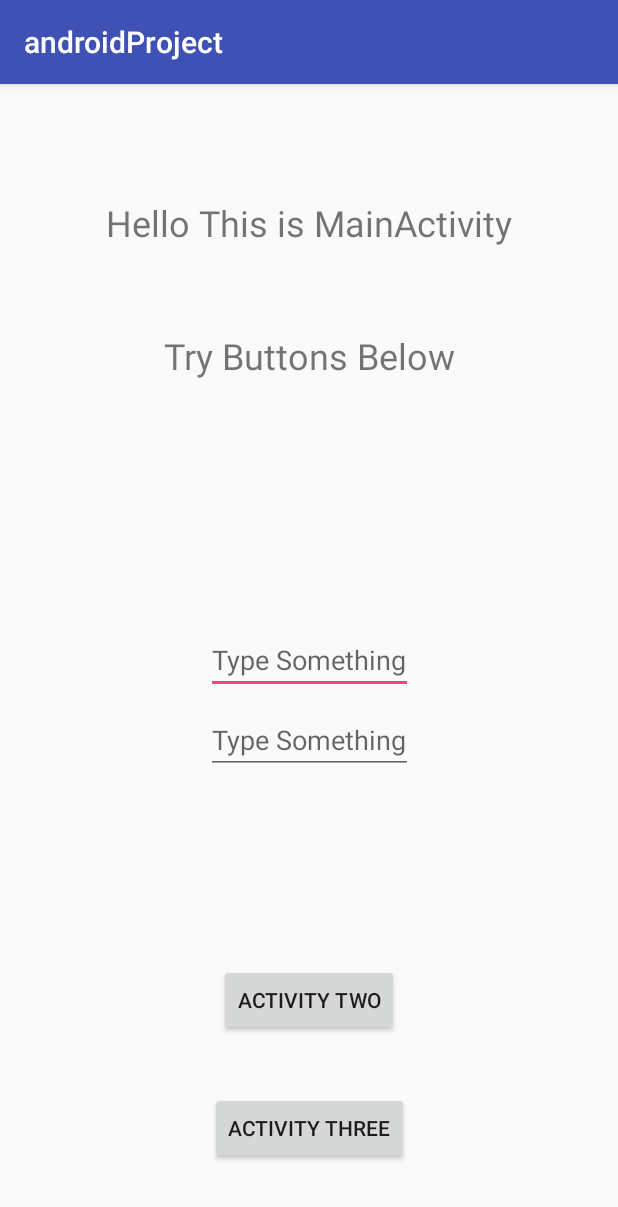
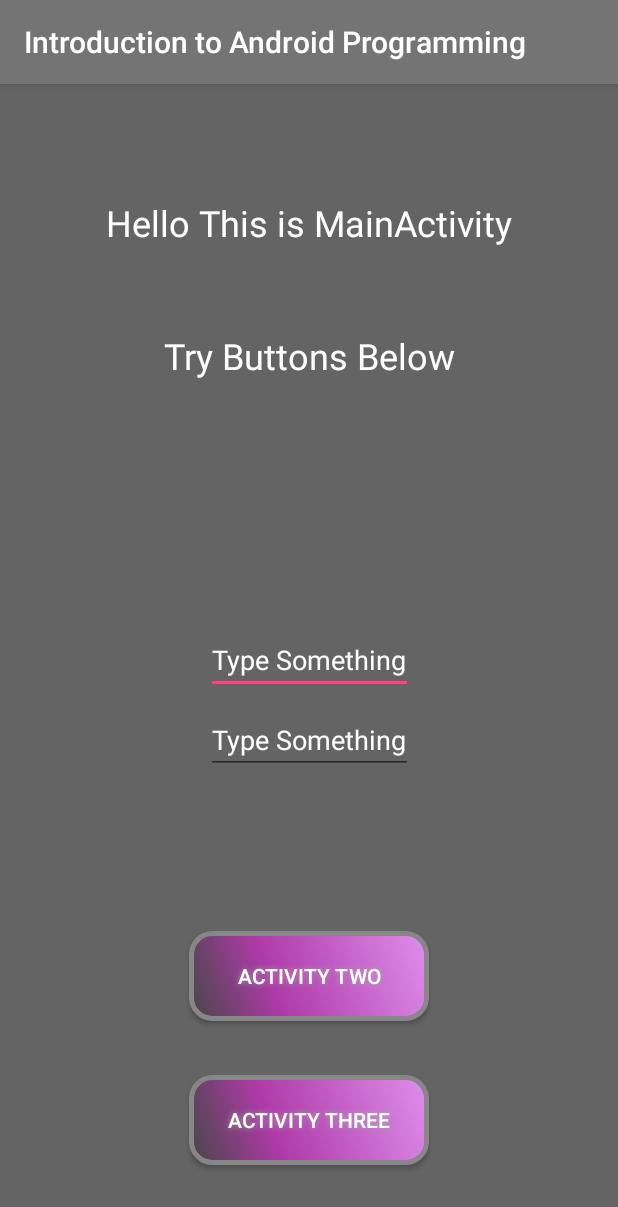
Before and after one commit to VelluVu/androidProject, an Android app: the screen it shows after launch (MainActivity), on a phone screen of 412 x 824 dp. Shown: the top 1207 px of the screen. Run offline under Robolectric (Android 15) with nearby library versions, the phone set to English and light mode, and no system bars.

```diff
--- /dev/null
+++ b/app/src/main/res/drawable/buttonshape.xml
@@ -0,0 +1,28 @@
+<?xml version="1.0" encoding="utf-8"?>
+<shape xmlns:android="http://schemas.android.com/apk/res/android"
+    android:shape="rectangle">
+    <corners
+        android:radius="14dp"/>
+    <gradient
+        android:angle="45"
+        android:centerX="35%"
+        android:centerColor="#ae3aa8"
+        android:startColor="#474747"
+        android:endColor="#df8eed"
+        android:type="linear">
+    </gradient>
+    <padding
+        android:left="0dp"
+        android:top="0dp"
+        android:right="0dp"
+        android:bottom="0dp">
+    </padding>
+    <size
+        android:width="160dp"
+        android:height="60dp">
+    </size>
+    <stroke
+        android:width="3dp"
+        android:color="#878787">
+    </stroke>
+</shape>
--- a/app/src/main/res/layout/activity_four.xml
+++ b/app/src/main/res/layout/activity_four.xml
@@ -11,6 +11,12 @@
         android:layout_width="wrap_content"
         android:layout_height="wrap_content"
         android:text="@string/mainactivity"
+        android:background="@drawable/buttonshape"
+        android:shadowColor="@color/shadow"
+        android:shadowDx="0"
+        android:shadowDy="0"
+        android:shadowRadius="5"
+        android:textColor="@color/white"
         app:layout_constraintBottom_toBottomOf="parent"
         app:layout_constraintEnd_toEndOf="parent"
         app:layout_constraintHorizontal_bias="0.5"
--- a/app/src/main/res/layout/activity_main.xml
+++ b/app/src/main/res/layout/activity_main.xml
@@ -4,6 +4,7 @@
     xmlns:tools="http://schemas.android.com/tools"
     android:layout_width="match_parent"
     android:layout_height="match_parent"
+    android:background="@color/backgroundshady"
     tools:context=".MainActivity">
 
     <Button
@@ -11,6 +12,12 @@
         android:layout_width="wrap_content"
         android:layout_height="wrap_content"
         android:text="@string/activitytwo"
+        android:background="@drawable/buttonshape"
+        android:shadowColor="@color/shadow"
+        android:shadowDx="0"
+        android:shadowDy="0"
+        android:shadowRadius="5"
+        android:textColor="@color/white"
         app:layout_constraintBottom_toTopOf="@+id/buttontwo"
         app:layout_constraintEnd_toEndOf="parent"
         app:layout_constraintHorizontal_bias="0.501"
@@ -23,6 +30,12 @@
         android:layout_width="wrap_content"
         android:layout_height="wrap_content"
         android:text="@string/activitythree"
+        android:background="@drawable/buttonshape"
+        android:shadowColor="@color/shadow"
+        android:shadowDx="0"
+        android:shadowDy="0"
+        android:shadowRadius="5"
+        android:textColor="@color/white"
         app:layout_constraintBottom_toBottomOf="parent"
         app:layout_constraintEnd_toEndOf="parent"
         app:layout_constraintHorizontal_bias="0.501"
@@ -37,6 +50,7 @@
         android:layout_marginTop="76dp"
         android:text="@string/hellothisismainActivity"
         android:textSize="24sp"
+        android:textColor="@color/white"
         app:layout_constraintEnd_toEndOf="parent"
         app:layout_constraintStart_toStartOf="parent"
         app:layout_constraintTop_toTopOf="parent" />
@@ -48,6 +62,7 @@
         android:layout_marginTop="56dp"
         android:text="@string/trybuttonsbelow"
         android:textSize="24sp"
+        android:textColor="@color/white"
         app:layout_constraintEnd_toEndOf="parent"
         app:layout_constraintStart_toStartOf="parent"
         app:layout_constraintTop_toBottomOf="@+id/textView" />
@@ -57,7 +72,9 @@
         android:layout_width="wrap_content"
         android:layout_height="wrap_content"
         android:hint="@string/typehere"
+        android:textColorHint="@color/white"
         android:inputType="text|textCapWords"
+        android:textColor="@color/white"
         app:layout_constraintBottom_toBottomOf="parent"
         app:layout_constraintEnd_toEndOf="parent"
         app:layout_constraintHorizontal_bias="0.5"
@@ -70,7 +87,9 @@
         android:layout_height="wrap_content"
         android:layout_marginTop="8dp"
         android:hint="@string/typeheretwo"
+        android:textColorHint="@color/white"
         android:inputType="text|textCapWords"
+        android:textColor="@color/white"
         app:layout_constraintEnd_toEndOf="parent"
         app:layout_constraintHorizontal_bias="0.5"
         app:layout_constraintStart_toStartOf="parent"
--- a/app/src/main/res/layout/activity_two.xml
+++ b/app/src/main/res/layout/activity_two.xml
@@ -11,6 +11,12 @@
         android:layout_width="wrap_content"
         android:layout_height="wrap_content"
         android:text="@string/mainactivity"
+        android:background="@drawable/buttonshape"
+        android:shadowColor="@color/shadow"
+        android:shadowDx="0"
+        android:shadowDy="0"
+        android:shadowRadius="5"
+        android:textColor="@color/white"
         app:layout_constraintBottom_toBottomOf="parent"
         app:layout_constraintEnd_toEndOf="parent"
         app:layout_constraintHorizontal_bias="0.5"
--- a/app/src/main/res/values/colors.xml
+++ b/app/src/main/res/values/colors.xml
@@ -1,7 +1,9 @@
 <?xml version="1.0" encoding="utf-8"?>
 <resources>
-    <color name="colorPrimary">#3F51B5</color>
-    <color name="colorPrimaryDark">#303F9F</color>
+    <color name="colorPrimary">#747474</color>
+    <color name="colorPrimaryDark">#3d3d3d</color>
     <color name="colorAccent">#FF4081</color>
     <color name="white">#FFFFFF</color>
+    <color name="backgroundshady">#646464</color>
+    <color name="shadow">#A8A8A8</color>
 </resources>
--- a/app/src/main/res/values/strings.xml
+++ b/app/src/main/res/values/strings.xml
@@ -1,5 +1,5 @@
 <resources>
-    <string name="app_name">androidProject</string>
+    <string name="app_name">Introduction to Android Programming</string>
     <string name="activitytwo">Activity Two</string>
     <string name="activitythree">Activity Three</string>
     <string name="activityfour">Activity Four</string>
@@ -19,4 +19,6 @@
     <string name="four">4</string>
     <string name="five">5</string>
     <string name="six">6</string>
+    <string name="todo">TODO</string>
+    <string name="option">Option1</string>
 </resources>
```
Also changed, not shown: app/src/main/java/com/example/vellu/androidproject/ListAdapter.java (added, +35 -0 lines), app/src/main/java/com/example/vellu/androidproject/ListClass.java (added, +35 -0 lines), app/src/main/res/drawable/ic_beach_access_black_24dp.xml (added, +9 -0 lines), app/src/main/res/layout/activity_three.xml (+10 -2 lines), app/src/main/res/layout/list_layout.xml (added, +20 -0 lines), app/src/main/res/layout/list_row.xml (added, +27 -0 lines).
